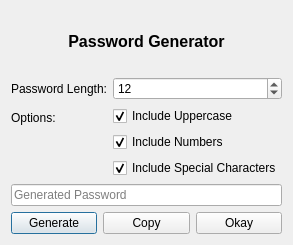
sera619/PassTreasure, file src/passwordgenerator_dialog.ui: the form before one commit.
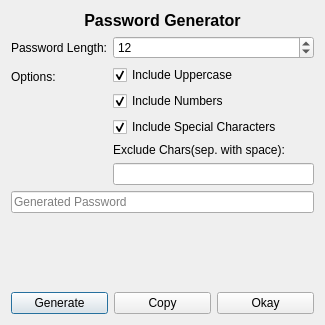
The form after the commit.

What changed in the file:
```diff
--- a/src/passwordgenerator_dialog.ui
+++ b/src/passwordgenerator_dialog.ui
@@ -6,8 +6,8 @@
    <rect>
     <x>0</x>
     <y>0</y>
-    <width>291</width>
-    <height>245</height>
+    <width>325</width>
+    <height>325</height>
    </rect>
   </property>
   <property name="windowTitle">
@@ -96,6 +96,20 @@
          </property>
         </widget>
        </item>
+       <item>
+        <layout class="QVBoxLayout" name="verticalLayout_2">
+         <item>
+          <widget class="QLabel" name="label_2">
+           <property name="text">
+            <string>Exclude Chars(sep. with space):</string>
+           </property>
+          </widget>
+         </item>
+         <item>
+          <widget class="QLineEdit" name="excludeCharsLineEdit"/>
+         </item>
+        </layout>
+       </item>
       </layout>
      </item>
     </layout>
@@ -113,6 +127,19 @@
    <item>
     <layout class="QVBoxLayout" name="indicatorHolder"/>
    </item>
+   <item>
+    <spacer name="verticalSpacer">
+     <property name="orientation">
+      <enum>Qt::Orientation::Vertical</enum>
+     </property>
+     <property name="sizeHint" stdset="0">
+      <size>
+       <width>20</width>
+       <height>40</height>
+      </size>
+     </property>
+    </spacer>
+   </item>
    <item>
     <layout class="QHBoxLayout" name="buttonLayout">
      <item>
```
